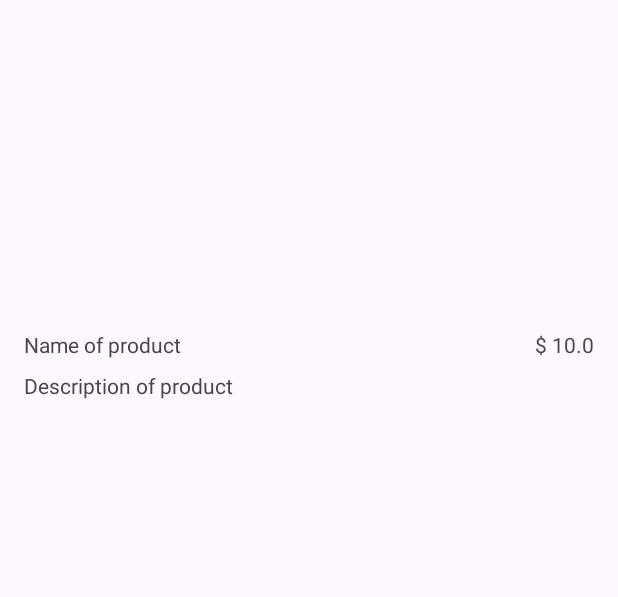
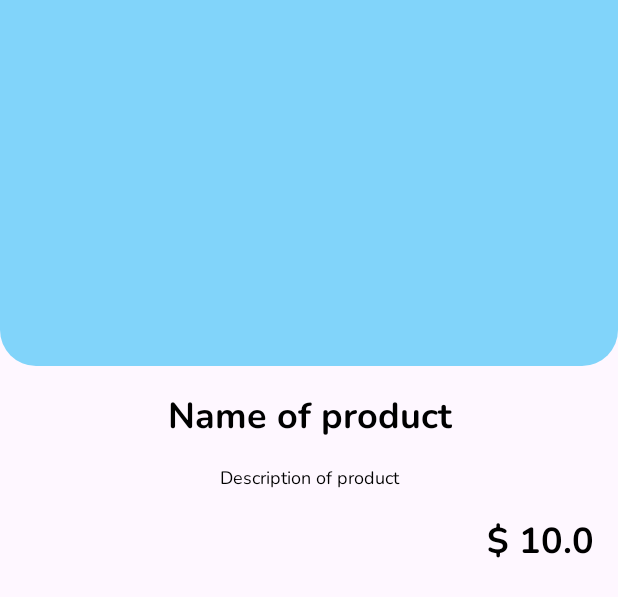
Before and after one commit to AlexApazaMendoza/StyleShop, an Android app: the layout fragment_detail.xml on its own in the app's theme, with its tools: preview values and no code run, on a phone screen of 412 x 824 dp. Shown: the top 597 px of the screen. Run offline under Robolectric (Android 15) with nearby library versions, the phone set to English and light mode, and no system bars; network calls fail.

Commit message:
custom style in views

```diff
--- /dev/null
+++ b/app/src/main/res/drawable/background_bottom_round.xml
@@ -0,0 +1,5 @@
+<?xml version="1.0" encoding="utf-8"?>
+<shape xmlns:android="http://schemas.android.com/apk/res/android">
+    <solid android:color="?attr/colorPrimary"/>
+    <corners android:bottomLeftRadius="24dp" android:bottomRightRadius="24dp"/>
+</shape>
--- a/app/src/main/res/layout/activity_main.xml
+++ b/app/src/main/res/layout/activity_main.xml
@@ -11,6 +11,7 @@
     <androidx.constraintlayout.widget.ConstraintLayout
         android:layout_width="match_parent"
         android:layout_height="match_parent"
+        android:background="?attr/colorSurface"
         tools:context=".ui.MainActivity">
 
         <androidx.fragment.app.FragmentContainerView
--- a/app/src/main/res/layout/fragment_detail.xml
+++ b/app/src/main/res/layout/fragment_detail.xml
@@ -10,8 +10,17 @@
     <androidx.constraintlayout.widget.ConstraintLayout
         android:layout_width="match_parent"
         android:layout_height="match_parent"
-        android:padding="@dimen/common_padding_default"
         tools:context=".ui.DetailFragment">
+
+        <androidx.constraintlayout.widget.ConstraintLayout
+            android:id="@+id/clHeader"
+            android:layout_width="0dp"
+            android:layout_height="wrap_content"
+            android:background="@drawable/background_bottom_round"
+            android:paddingVertical="@dimen/common_padding_max"
+            app:layout_constraintStart_toStartOf="parent"
+            app:layout_constraintEnd_toEndOf="parent"
+            app:layout_constraintTop_toTopOf="parent">
 
             <androidx.recyclerview.widget.RecyclerView
                 android:id="@+id/rvCarousel"
@@ -24,40 +33,42 @@
                 app:layout_constraintEnd_toEndOf="parent"
                 app:layout_constraintTop_toTopOf="parent"/>
 
+        </androidx.constraintlayout.widget.ConstraintLayout>
+
         <com.google.android.material.textview.MaterialTextView
+            style="@style/StyleShop.TextView.Header.OnSurface"
             android:id="@+id/tvName"
             android:layout_width="0dp"
             android:layout_height="wrap_content"
             android:text="@{product.title}"
-            android:layout_marginTop="@dimen/common_margin_min"
-            android:layout_marginEnd="@dimen/common_margin_min"
+            android:layout_margin="@dimen/common_margin_default"
             tools:text="Name of product"
-            app:layout_constraintTop_toBottomOf="@id/rvCarousel"
+            app:layout_constraintTop_toBottomOf="@id/clHeader"
             app:layout_constraintStart_toStartOf="parent"
-            app:layout_constraintEnd_toStartOf="@id/tvPrice"/>
-
-        <com.google.android.material.textview.MaterialTextView
-            android:id="@+id/tvPrice"
-            android:layout_width="wrap_content"
-            android:layout_height="wrap_content"
-            android:text="@{String.valueOf(product.price)}"
-            android:layout_marginTop="@dimen/common_margin_min"
-            android:layout_marginStart="@dimen/common_margin_min"
-            tools:text="$ 10.0"
-            app:layout_constraintTop_toBottomOf="@id/rvCarousel"
-            app:layout_constraintStart_toEndOf="@id/tvName"
             app:layout_constraintEnd_toEndOf="parent"/>
 
         <com.google.android.material.textview.MaterialTextView
+            style="@style/StyleShop.TextView.Paragraph.OnSurface"
             android:id="@+id/tvDescription"
             android:layout_width="0dp"
             android:layout_height="wrap_content"
             android:text="@{String.valueOf(product.description)}"
-            android:layout_marginTop="@dimen/common_margin_min"
+            android:layout_margin="@dimen/common_margin_default"
             tools:text="Description of product"
             app:layout_constraintTop_toBottomOf="@id/tvName"
             app:layout_constraintStart_toStartOf="parent"
             app:layout_constraintEnd_toEndOf="parent"/>
 
+        <com.google.android.material.textview.MaterialTextView
+            style="@style/StyleShop.TextView.Header.OnSurface"
+            android:id="@+id/tvPrice"
+            android:layout_width="wrap_content"
+            android:layout_height="wrap_content"
+            android:text="@{@string/product_price_full(String.valueOf(product.price))}"
+            android:layout_margin="@dimen/common_margin_default"
+            tools:text="$ 10.0"
+            app:layout_constraintTop_toBottomOf="@id/tvDescription"
+            app:layout_constraintEnd_toEndOf="parent"/>
+
     </androidx.constraintlayout.widget.ConstraintLayout>
 </layout>
--- a/app/src/main/res/values-night/themes.xml
+++ b/app/src/main/res/values-night/themes.xml
@@ -20,6 +20,11 @@
     <style name="StyleShop.TextView.Base" parent = "Widget.MaterialComponents.TextView">
         <item name="android:gravity">center</item>
         <item name="android:textAlignment">center</item>
+    </style>
+
+    <style name="StyleShop.MaterialButton.Icon.Filled" parent = "Widget.Material3.Button.IconButton.Filled.Tonal">
+        <item name="android:backgroundTint">?attr/colorPrimary</item>
+        <item name="iconTint">?attr/colorOnPrimary</item>
     </style>
 
     <!--Types-->
--- a/app/src/main/res/values/strings.xml
+++ b/app/src/main/res/values/strings.xml
@@ -3,4 +3,6 @@
     <!-- TODO: Remove or change this placeholder text -->
     <string name="hello_blank_fragment">Hello blank fragment</string>
     <string name="content_description_product">product</string>
+    <string name="product_price">$ %s</string>
+    <string name="product_price_full">Price: $ %s</string>
 </resources>
--- a/app/src/main/res/values/themes.xml
+++ b/app/src/main/res/values/themes.xml
@@ -20,6 +20,11 @@
     <style name="StyleShop.TextView.Base" parent = "Widget.MaterialComponents.TextView">
         <item name="android:gravity">center</item>
         <item name="android:textAlignment">center</item>
+    </style>
+
+    <style name="StyleShop.MaterialButton.Icon.Filled" parent = "Widget.Material3.Button.IconButton.Filled.Tonal">
+        <item name="android:backgroundTint">?attr/colorPrimary</item>
+        <item name="iconTint">?attr/colorOnPrimary</item>
     </style>
 
     <!--Types-->
```
Also changed, not shown: app/src/main/res/layout/fragment_products.xml (+7 -5 lines), app/src/main/res/layout/product_row_item.xml (+12 -9 lines). Lines whose indentation alone changed are shown as unchanged.
